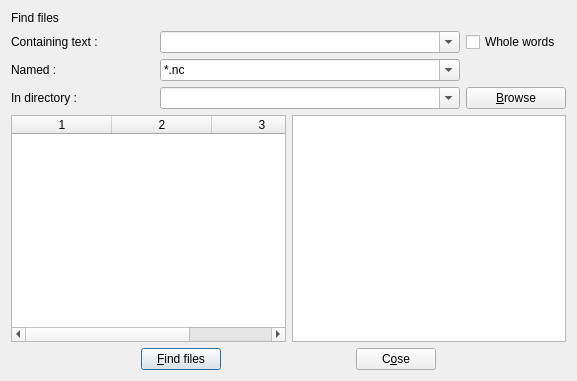
This is src/findinfilesdialog.ui in GCodeProjects/GCodeWorkShop as Qt 5 draws it before an edit. The edited form follows.
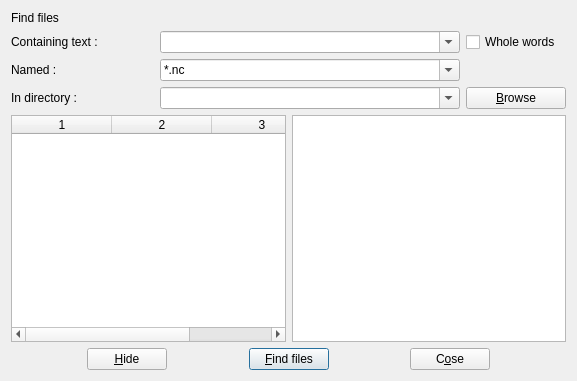
This is the edited form. Icons and pictures are not drawn.

```diff
--- a/src/findinfilesdialog.ui
+++ b/src/findinfilesdialog.ui
@@ -216,6 +216,33 @@
        </property>
       </spacer>
      </item>
+     <item>
+      <widget class="QPushButton" name="hideButton">
+       <property name="text">
+        <string>&amp;Hide</string>
+       </property>
+       <property name="icon">
+        <iconset resource="application.qrc">
+         <normaloff>:/images/hide.png</normaloff>:/images/hide.png</iconset>
+       </property>
+       <property name="autoDefault">
+        <bool>false</bool>
+       </property>
+      </widget>
+     </item>
+     <item>
+      <spacer name="horizontalSpacer_4">
+       <property name="orientation">
+        <enum>Qt::Horizontal</enum>
+       </property>
+       <property name="sizeHint" stdset="0">
+        <size>
+         <width>40</width>
+         <height>20</height>
+        </size>
+       </property>
+      </spacer>
+     </item>
      <item>
       <widget class="QPushButton" name="findButton">
        <property name="text">
@@ -226,7 +253,7 @@
          <normaloff>:/images/findnext.png</normaloff>:/images/findnext.png</iconset>
        </property>
        <property name="autoDefault">
-        <bool>false</bool>
+        <bool>true</bool>
        </property>
        <property name="default">
         <bool>true</bool>
```
